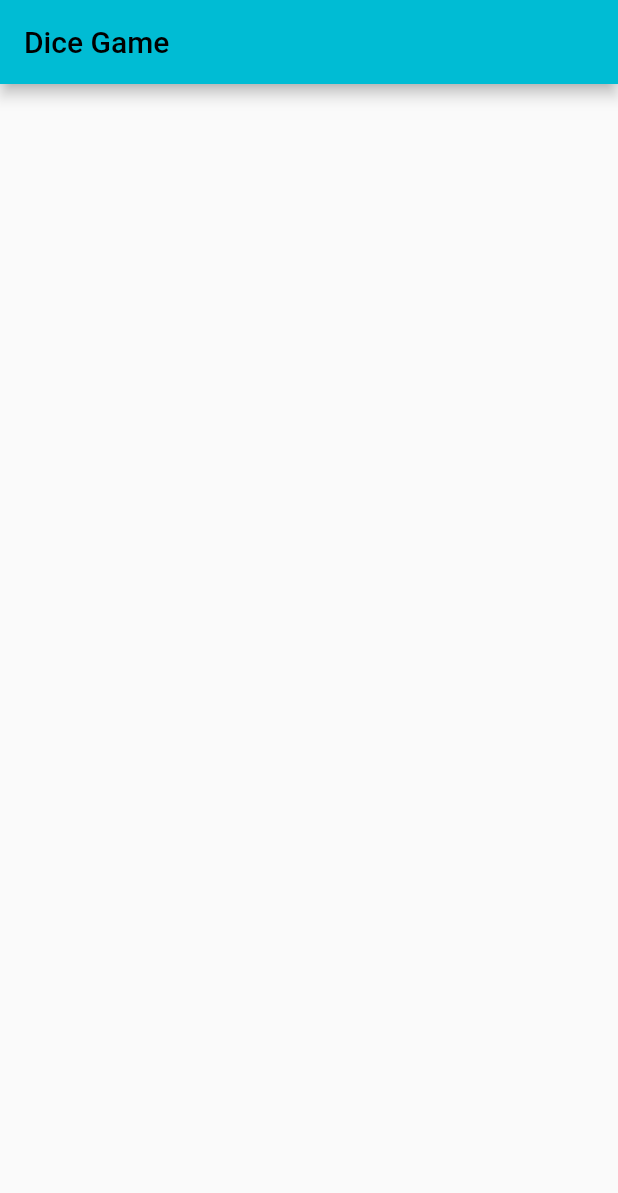
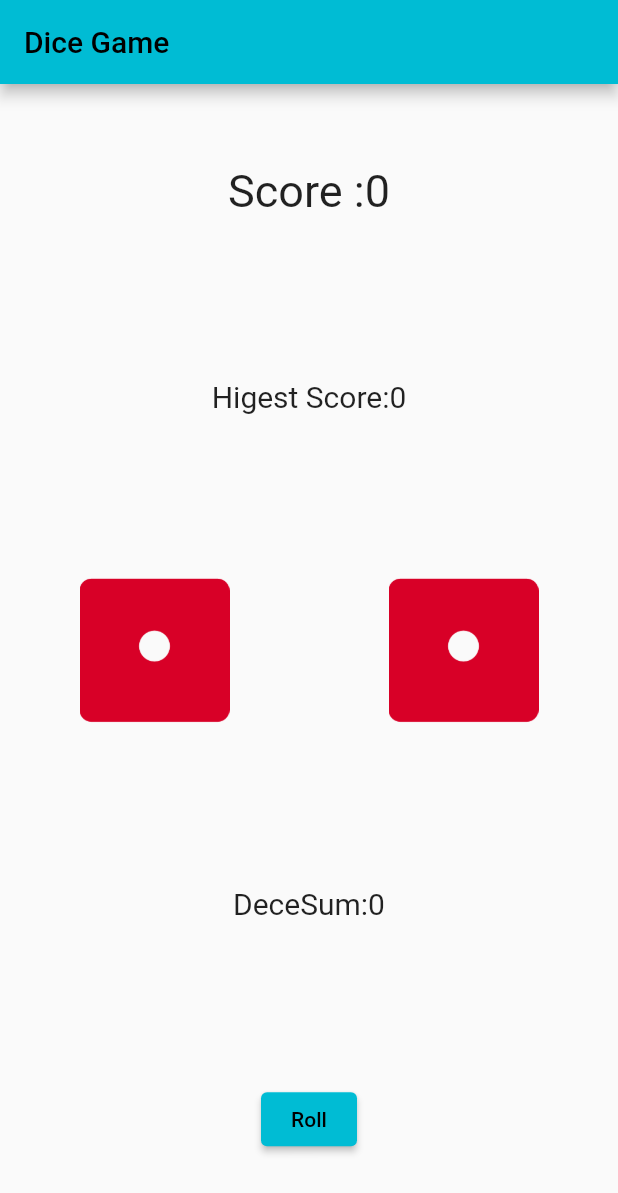
Before and after one commit to JubairAlamOvi02/pc_flutter_BonnySir1, a Flutter app: the screen it shows after launch, on a phone screen of 412 x 824 dp. Shown: the top 1193 px of the screen. Run offline on Flutter 3.47's test engine with Material 2 defaults, Android fonts, the phone set to English and light mode, and no system bars.

Commit message:
Dice Game over(without reset button)

```diff
--- a/lib/dice_game_page.dart
+++ b/lib/dice_game_page.dart
@@ -1,8 +1,34 @@
+import 'dart:math';
+
 import 'package:flutter/material.dart';
 
 
-class DiceGame extends StatelessWidget {
+class DiceGame extends StatefulWidget {
   const DiceGame({Key? key}) : super(key: key);
+
+  @override
+  State<DiceGame> createState() => _DiceGameState();
+}
+
+class _DiceGameState extends State<DiceGame> {
+
+  final random =Random.secure();
+
+  int score = 0;
+  int highScore = 0;
+  int diceSum = 0;
+  int index1 = 0;
+  int index2 = 0;
+  bool isGameOver =false;
+  final diceList= [
+    'pictures/d1.png',
+    'pictures/d2.png',
+    'pictures/d3.png',
+    'pictures/d4.png',
+    'pictures/d5.png',
+    'pictures/d6.png'
+
+  ];
 
   @override
   Widget build(BuildContext context) {
@@ -10,6 +36,47 @@ class DiceGame extends StatelessWidget {
       appBar: AppBar(
         title: Text('Dice Game'),
       ),
+      body: Column(
+        mainAxisAlignment: MainAxisAlignment.spaceAround,
+        children: [
+          Text('Score :$score',style: TextStyle(fontSize: 30),),
+          Text('Higest Score:$score',style: TextStyle(fontSize: 20),),
+
+          Row(
+            mainAxisAlignment: MainAxisAlignment.spaceAround,
+            children: [
+              Image.asset(diceList[index1], width: 100, height: 100,),
+              Image.asset(diceList[index2], width: 100, height: 100,),
+            ],
+          ),
+          Text('DeceSum:$diceSum',style: TextStyle(fontSize: 20),),
+          if(diceSum == 11 )Text('Game Over',style: TextStyle(fontSize: 40,color: Colors.red),),
+          ElevatedButton(child: Text('Roll'),
+            onPressed:rollTheDice,
+            )
+        ],
+      ),
     );
+
+
+  }
+  void rollTheDice(){
+    setState(() {
+      index1=random.nextInt(6);
+      index2 =random.nextInt(6);
+
+      diceSum =index1 + index2 +2;
+      if(diceSum==11){
+
+      }
+      else{
+        score = score+diceSum;
+      }
+
+
+
+
+      print('index1 =$index1 index2=$index2');
+    });
   }
 }
```
